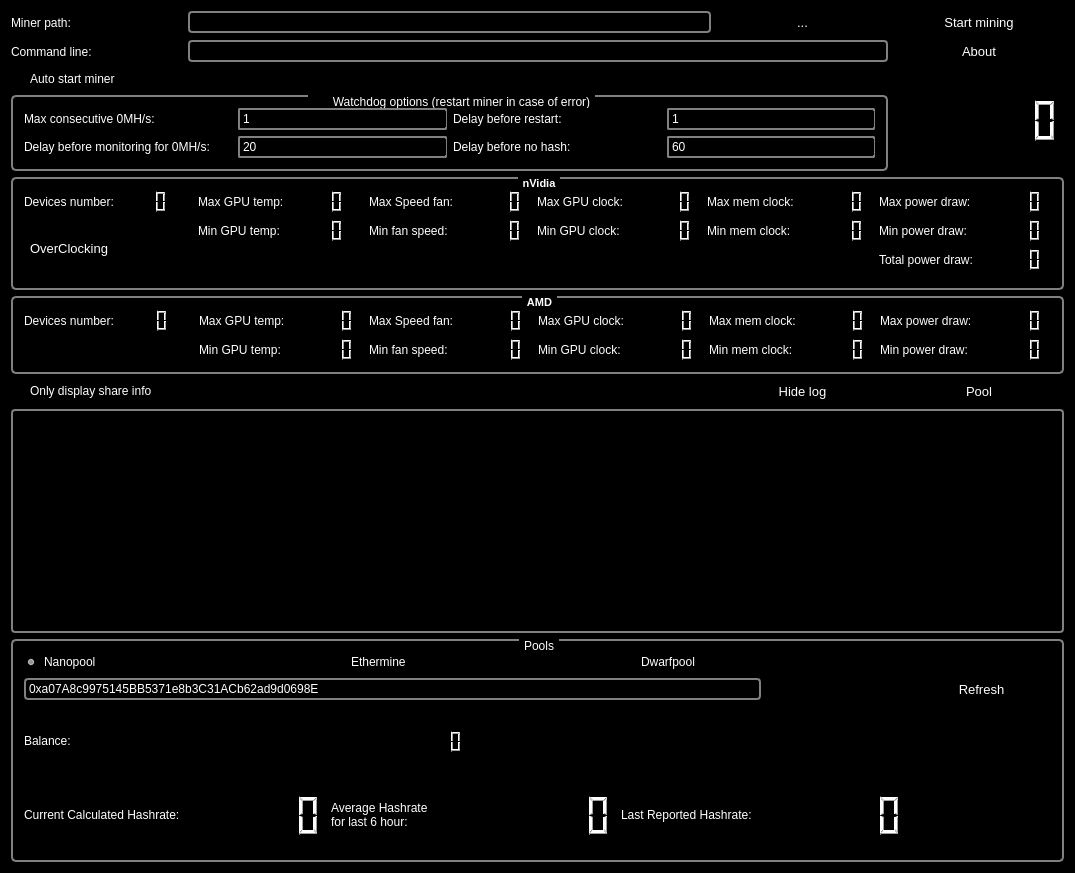
Qt form mainwindow.ui (orkblutt/MinerLamp) before a commit.
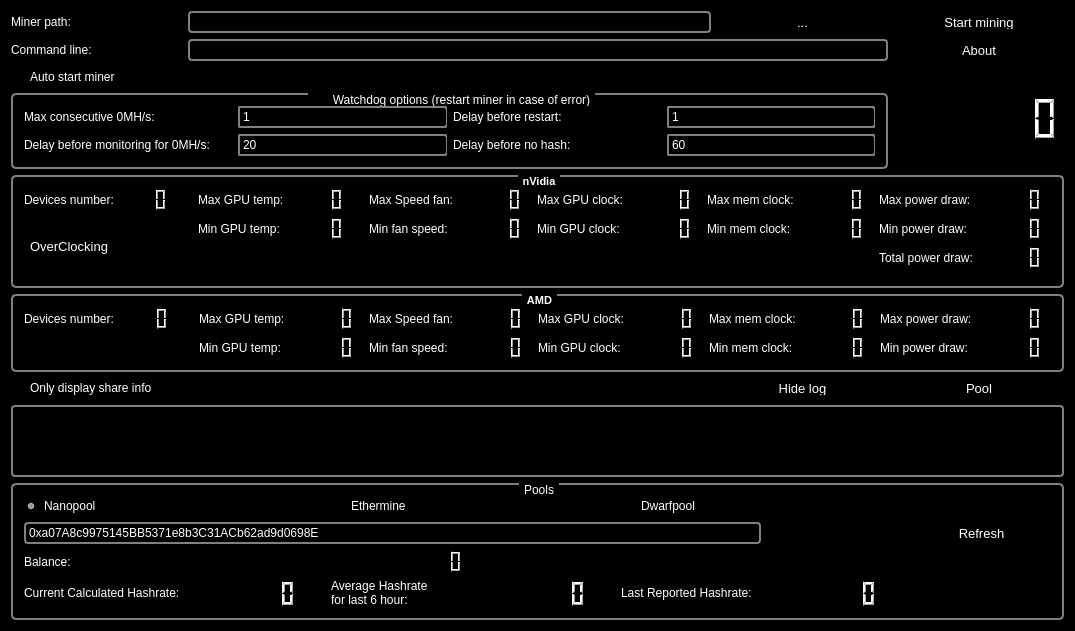
The same form after that commit. Icons and pictures are not drawn.

The edit to the form file:
```diff
--- a/mainwindow.ui
+++ b/mainwindow.ui
@@ -7,7 +7,7 @@
     <x>0</x>
     <y>0</y>
     <width>1075</width>
-    <height>873</height>
+    <height>610</height>
    </rect>
   </property>
   <property name="font">
```
